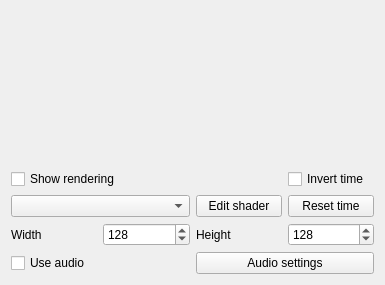
This is Effects/Shaders/Shaders.ui in DLdota/OpenRGBEffectsPlugin as Qt 5 draws it before an edit. The edited form follows.
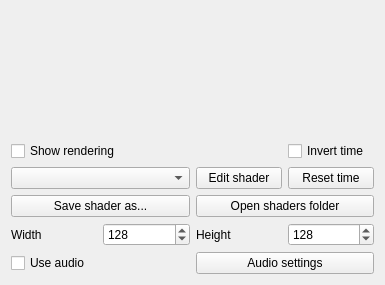
This is the edited form.

Commit message: Rearange code; Open shaders folder button impl

```diff
--- a/Effects/Shaders/Shaders.ui
+++ b/Effects/Shaders/Shaders.ui
@@ -115,6 +115,20 @@
      </property>
     </widget>
    </item>
+   <item row="4" column="0" colspan="2">
+    <widget class="QPushButton" name="save_shader_as">
+     <property name="text">
+      <string>Save shader as...</string>
+     </property>
+    </widget>
+   </item>
+   <item row="4" column="2" colspan="2">
+    <widget class="QPushButton" name="open_shaders_folder">
+     <property name="text">
+      <string>Open shaders folder</string>
+     </property>
+    </widget>
+   </item>
   </layout>
  </widget>
  <tabstops>
```
The commit also changes 3 other files.
